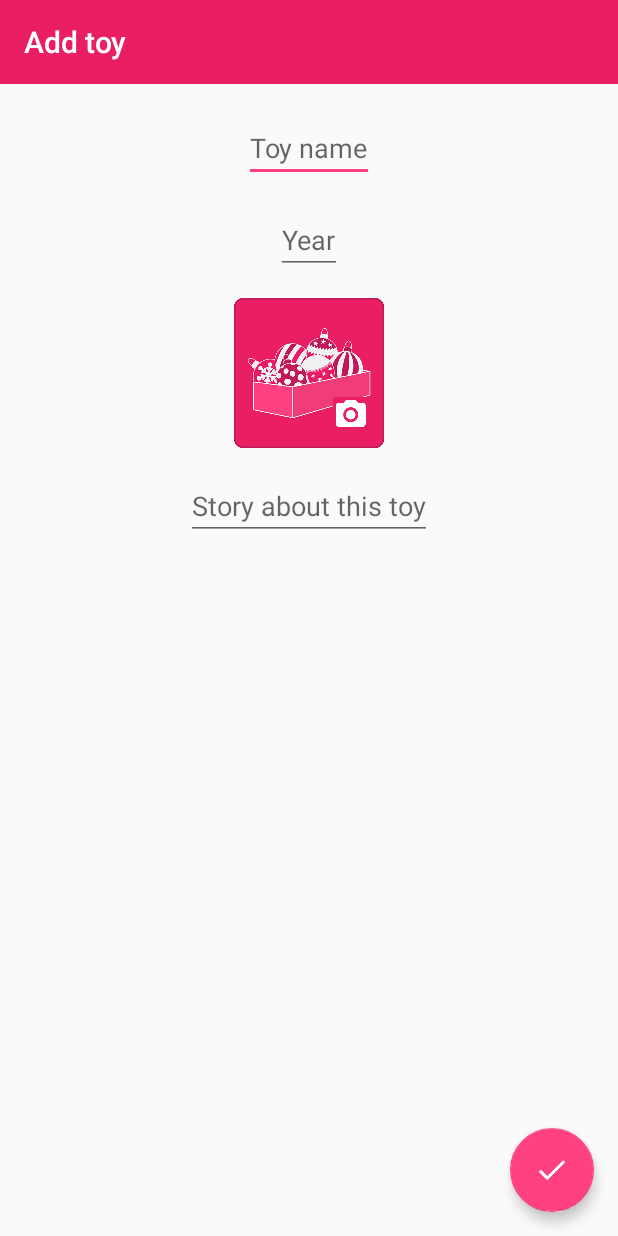
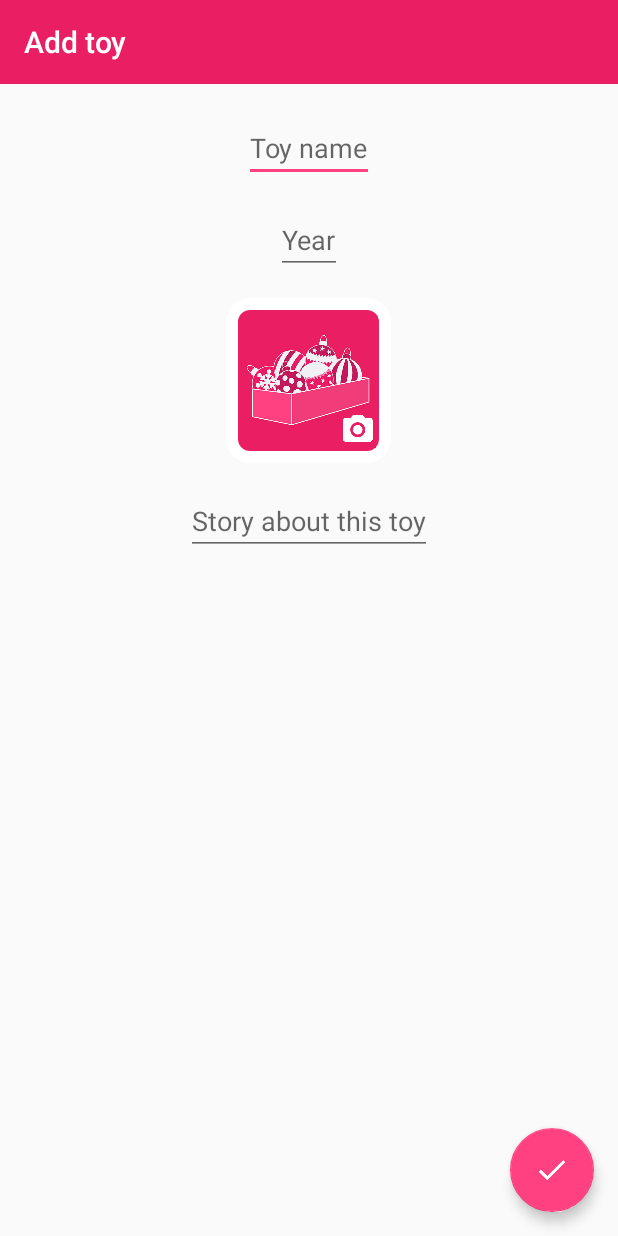
Before and after one commit to NataliiaPrivezentseva/XmasToys, an Android app: the AddToyActivity screen opened directly, with no data from a screen before it, on a phone screen of 412 x 824 dp. Run offline under Robolectric (Android 15) with nearby library versions, the phone set to English and light mode, and no system bars; our stand-ins replace Firebase (no records; nobody signed in at launch, a user with empty details on screens opened directly).

Commit message:
Make frame with round conors for image in activity_add_toy layout

```diff
--- /dev/null
+++ b/app/src/main/res/drawable/frame_white.xml
@@ -0,0 +1,10 @@
+<?xml version="1.0" encoding="utf-8"?>
+<shape xmlns:android="http://schemas.android.com/apk/res/android" android:shape="rectangle">
+    <solid android:color="#00ffffff" />
+    <padding android:left="6dp"
+        android:top="6dp"
+        android:right="6dp"
+        android:bottom="6dp" />
+    <corners android:radius="12dp" />
+    <stroke android:width="8dp" android:color="@color/colorTextIcons" />
+</shape>
--- a/app/src/main/res/layout/activity_add_toy.xml
+++ b/app/src/main/res/layout/activity_add_toy.xml
@@ -48,7 +48,7 @@
                 android:hint="@string/year_year"
                 android:inputType= "numberDecimal" />
 
-            <RelativeLayout
+                <FrameLayout
                     android:layout_width="wrap_content"
                     android:layout_height="wrap_content"
                     android:layout_marginEnd="@dimen/activity_horizontal_margin"
@@ -62,21 +62,28 @@
                         android:layout_width="@dimen/gridView_imageSide"
                         android:layout_height="@dimen/gridView_imageSide"
                         android:scaleType="centerCrop"
-                    android:layout_centerVertical="true"
+                        android:layout_gravity="center"
                         android:src="@drawable/toy"
                         tools:ignore="contentDescription"/>
+
+                    <ImageView
+                        android:layout_width="110dp"
+                        android:layout_height="110dp"
+                        android:src="@drawable/frame_white"
+                        tools:ignore="contentDescription"
+                        android:layout_gravity="center"/>
 
                     <ImageButton
                         android:id="@+id/camera_image_button"
                         android:layout_width="wrap_content"
                         android:layout_height="wrap_content"
-                    android:layout_alignEnd="@id/default_picture_image_view"
-                    android:layout_alignBottom="@id/default_picture_image_view"
+                        android:layout_gravity="bottom|end"
                         android:src="@drawable/ic_camera"
                         android:background="@color/colorPrimary"
                         android:layout_margin="10dp"
                         tools:ignore="contentDescription" />
-            </RelativeLayout>
+                </FrameLayout>
+
 
             <EditText
                 android:id="@+id/story_edit_text_view"
```
Lines whose indentation alone changed are shown as unchanged.
